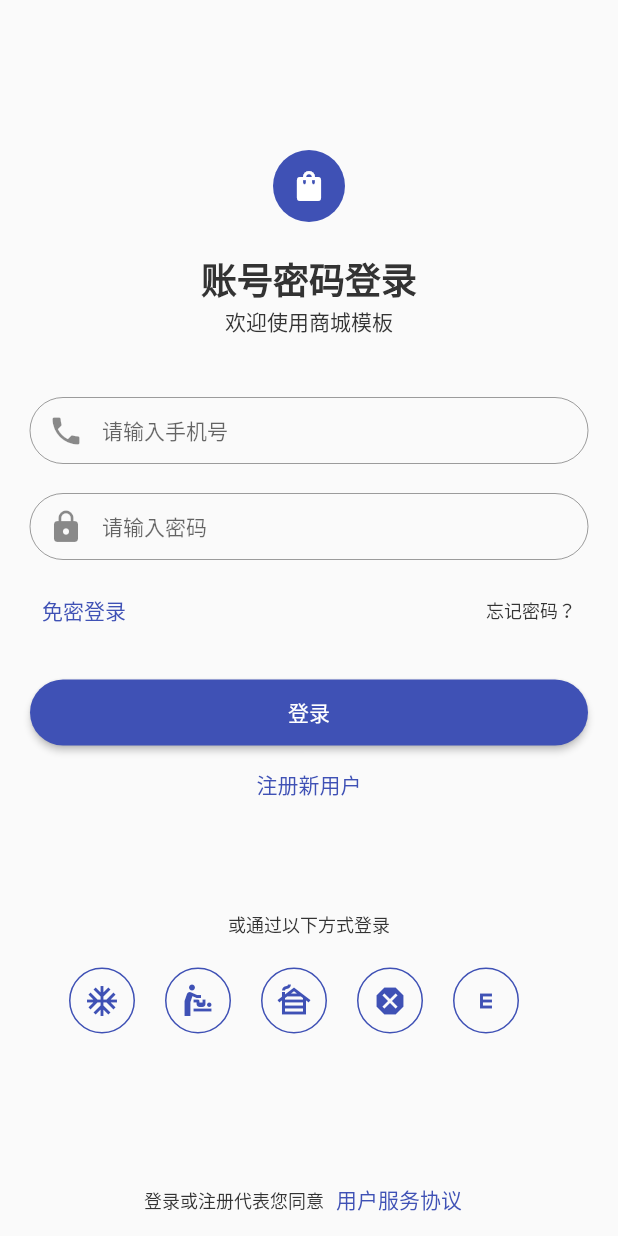
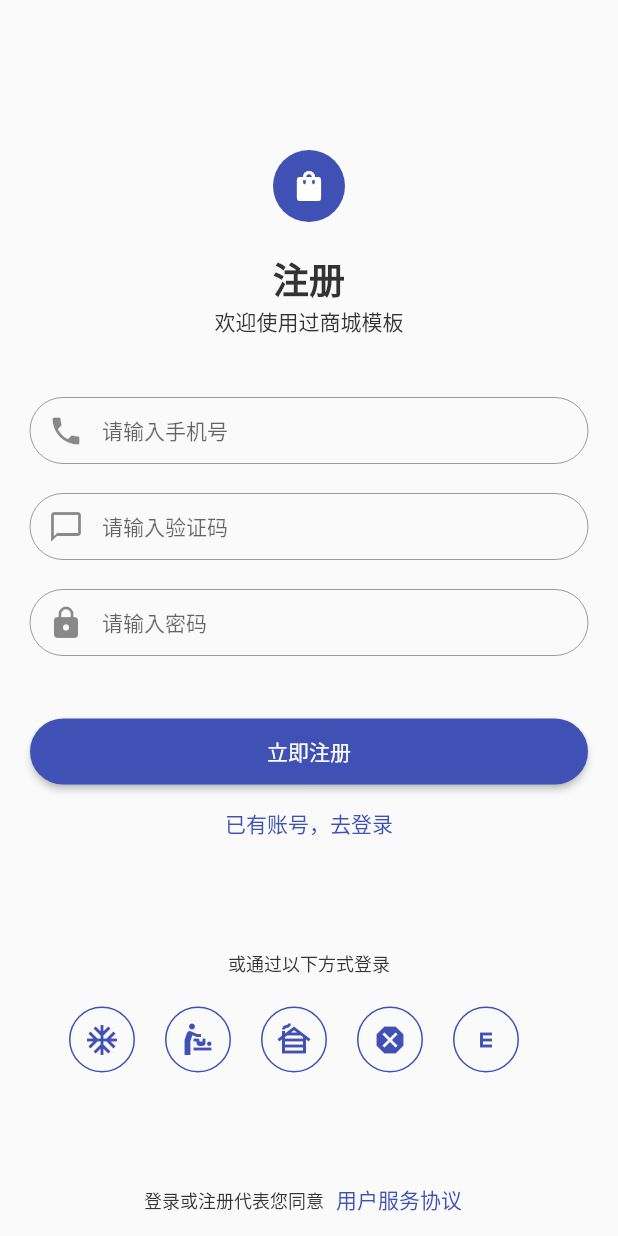
Before and after one commit to meetqy/flutter_shop_template, a Flutter app: the screen it shows after launch, on a phone screen of 412 x 824 dp. Run offline on Flutter 3.47's test engine with Material 2 defaults, Android fonts, the phone set to English and light mode, and no system bars.

Commit message:
feat: account done

```diff
--- a/lib/main.dart
+++ b/lib/main.dart
@@ -1,6 +1,7 @@
 import 'package:flutter/material.dart';
 import 'package:flutter_shop_template/pages/account/forget-password/reset.dart';
 import 'package:flutter_shop_template/pages/account/forget-password/verify.dart';
+import 'package:flutter_shop_template/pages/account/register.dart';
 import 'pages/account/login.dart';
 
 void main() {
@@ -57,13 +58,14 @@ class MyApp extends StatelessWidget {
       ),
       themeMode: ThemeMode.system,
       routes: {
-        '/account/login': (context) => const LoginPage(),
+        '/account/login': (context) => const Login(),
+        '/account/register': (context) => const Register(),
         '/account/forget-password/reset': (context) =>
             const ForgetPasswordReset(),
         '/account/forget-password/verify': (context) =>
             const ForgetPasswordVerify(),
       },
-      initialRoute: '/account/login',
+      initialRoute: '/account/register',
     );
   }
 }
--- /dev/null
+++ b/lib/pages/account/common.dart
@@ -0,0 +1,52 @@
+import 'package:flutter/material.dart';
+
+Widget loginMethod(BuildContext context, IconData icon) {
+  return Container(
+    margin: const EdgeInsets.only(right: 20),
+    width: 44,
+    height: 44,
+    decoration: BoxDecoration(
+      border: Border.all(width: 1, color: Theme.of(context).primaryColor),
+      borderRadius: BorderRadius.circular(22),
+    ),
+    child: TextButton(
+      onPressed: () {},
+      style: ButtonStyle(
+        shape: MaterialStateProperty.all(
+          RoundedRectangleBorder(borderRadius: BorderRadius.circular(44)),
+        ),
+      ),
+      child: Icon(
+        icon,
+        color: Theme.of(context).primaryColor,
+      ),
+    ),
+  );
+}
+
+Column footerWidget(BuildContext context) {
+  return Column(
+    children: [
+      Container(
+        margin: const EdgeInsets.only(top: 60),
+        child: Row(
+          mainAxisAlignment: MainAxisAlignment.center,
+          children: const [Text('或通过以下方式登录')],
+        ),
+      ),
+      Container(
+        margin: const EdgeInsets.only(top: 20),
+        child: Row(
+          mainAxisAlignment: MainAxisAlignment.center,
+          children: [
+            loginMethod(context, Icons.ac_unit),
+            loginMethod(context, Icons.baby_changing_station),
+            loginMethod(context, Icons.cabin),
+            loginMethod(context, Icons.dangerous),
+            loginMethod(context, Icons.e_mobiledata),
+          ],
+        ),
+      ),
+    ],
+  );
+}
--- a/lib/pages/account/login.dart
+++ b/lib/pages/account/login.dart
@@ -1,15 +1,15 @@
 import 'package:flutter/material.dart';
 import 'package:flutter/services.dart';
-import 'package:flutter/widgets.dart';
+import 'package:flutter_shop_template/pages/account/common.dart';
 
-class LoginPage extends StatefulWidget {
-  const LoginPage({Key? key}) : super(key: key);
+class Login extends StatefulWidget {
+  const Login({Key? key}) : super(key: key);
 
   @override
-  _LoginPageState createState() => _LoginPageState();
+  _LoginState createState() => _LoginState();
 }
 
-class _LoginPageState extends State<LoginPage> {
+class _LoginState extends State<Login> {
   bool isPhoneLogin = false;
 
   @override
@@ -69,31 +69,14 @@ class _LoginPageState extends State<LoginPage> {
                       mainAxisAlignment: MainAxisAlignment.center,
                       children: [
                         TextButton(
-                          onPressed: () {},
+                          onPressed: () {
+                            Navigator.pushNamed(context, '/account/register');
+                          },
                           child: const Text('注册新用户'),
                         )
                       ],
                     ),
-                    Container(
-                      margin: const EdgeInsets.only(top: 60),
-                      child: Row(
-                        mainAxisAlignment: MainAxisAlignment.center,
-                        children: const [Text('或通过以下方式登录')],
-                      ),
-                    ),
-                    Container(
-                      margin: const EdgeInsets.only(top: 20),
-                      child: Row(
-                        mainAxisAlignment: MainAxisAlignment.center,
-                        children: [
-                          loginMethod(context, Icons.ac_unit),
-                          loginMethod(context, Icons.baby_changing_station),
-                          loginMethod(context, Icons.cabin),
-                          loginMethod(context, Icons.dangerous),
-                          loginMethod(context, Icons.e_mobiledata),
-                        ],
-                      ),
-                    ),
+                    footerWidget(context),
                   ],
                 ),
                 Row(
@@ -325,7 +308,6 @@ class _LoginPageState extends State<LoginPage> {
                   onPressed: () {
                     Navigator.pushNamed(
                         context, '/account/forget-password/verify');
-                    // Navigator.push(context, '/account/login');
                   },
                   child: Text(
                     '忘记密码？',
@@ -337,28 +319,4 @@ class _LoginPageState extends State<LoginPage> {
       ],
     );
   }
-
-  Widget loginMethod(BuildContext context, IconData icon) {
-    return Container(
-      margin: const EdgeInsets.only(right: 20),
-      width: 44,
-      height: 44,
-      decoration: BoxDecoration(
-        border: Border.all(width: 1, color: Theme.of(context).primaryColor),
-        borderRadius: BorderRadius.circular(22),
-      ),
-      child: TextButton(
-        onPressed: () {},
-        style: ButtonStyle(
-          shape: MaterialStateProperty.all(
-            RoundedRectangleBorder(borderRadius: BorderRadius.circular(44)),
-          ),
-        ),
-        child: Icon(
-          icon,
-          color: Theme.of(context).primaryColor,
-        ),
-      ),
-    );
-  }
 }
--- /dev/null
+++ b/lib/pages/account/register.dart
@@ -0,0 +1,219 @@
+import 'package:flutter/material.dart';
+import 'package:flutter/services.dart';
+import 'package:flutter_shop_template/pages/account/common.dart';
+
+class Register extends StatefulWidget {
+  const Register({Key? key}) : super(key: key);
+
+  @override
+  _RegisterState createState() => _RegisterState();
+}
+
+class _RegisterState extends State<Register> {
+  @override
+  Widget build(BuildContext context) {
+    return Theme(
+      data: Theme.of(context).copyWith(),
+      child: Scaffold(
+        resizeToAvoidBottomInset: false,
+        body: SafeArea(
+          child: Padding(
+            padding: const EdgeInsets.only(top: 100),
+            child: Column(
+              mainAxisAlignment: MainAxisAlignment.spaceBetween,
+              children: [
+                Column(
+                  children: [
+                    Row(
+                      mainAxisAlignment: MainAxisAlignment.center,
+                      children: [
+                        Container(
+                          alignment: Alignment.center,
+                          width: 48,
+                          height: 48,
+                          decoration: BoxDecoration(
+                            color: Theme.of(context).colorScheme.primary,
+                            borderRadius: BorderRadius.circular(24),
+                          ),
+                          child: Icon(
+                            Icons.shopping_bag,
+                            color: Theme.of(context).backgroundColor,
+                          ),
+                        ),
+                      ],
+                    ),
+                    Container(
+                      margin: const EdgeInsets.only(top: 20),
+                      child: Column(
+                        children: [
+                          Row(
+                            mainAxisAlignment: MainAxisAlignment.center,
+                            children: [
+                              Text(
+                                "注册",
+                                style: Theme.of(context).textTheme.headline1,
+                              )
+                            ],
+                          ),
+                          Row(
+                            mainAxisAlignment: MainAxisAlignment.center,
+                            children: [
+                              Text(
+                                "欢迎使用过商城模板",
+                                style: Theme.of(context).textTheme.subtitle1,
+                              )
+                            ],
+                          )
+                        ],
+                      ),
+                    ),
+                    Container(
+                      padding: const EdgeInsets.symmetric(horizontal: 20),
+                      margin: const EdgeInsets.only(top: 40),
+                      height: 44,
+                      child: Row(
+                        mainAxisAlignment: MainAxisAlignment.center,
+                        children: [
+                          Expanded(
+                            child: TextField(
+                              keyboardType: TextInputType.phone,
+                              textAlignVertical: TextAlignVertical.center,
+                              decoration: const InputDecoration(
+                                hintText: "请输入手机号",
+                                prefixIcon: Icon(Icons.phone),
+                                isCollapsed: true,
+                                border: OutlineInputBorder(
+                                  borderRadius:
+                                      BorderRadius.all(Radius.circular(50)),
+                                ),
+                              ),
+                              inputFormatters: [
+                                LengthLimitingTextInputFormatter(11)
+                              ],
+                            ),
+                          )
+                        ],
+                      ),
+                    ),
+                    Container(
+                      padding: const EdgeInsets.symmetric(horizontal: 20),
+                      margin: const EdgeInsets.only(top: 20),
+                      height: 44,
+                      alignment: Alignment.center,
+                      child: Row(
+                        mainAxisAlignment: MainAxisAlignment.center,
+                        children: [
+                          Expanded(
+                            child: TextField(
+                              textAlignVertical: TextAlignVertical.center,
+                              keyboardType: TextInputType.number,
+                              decoration: InputDecoration(
+                                suffix: Padding(
+                                  padding: const EdgeInsets.only(right: 10),
+                                  child: TextButton(
+                                    onPressed: () {},
+                                    child: const Text("获取验证码"),
+                                  ),
+                                ),
+                                hintText: "请输入验证码",
+                                prefixIcon:
+                                    const Icon(Icons.chat_bubble_outline),
+                                isCollapsed: true,
+                                border: const OutlineInputBorder(
+                                  borderRadius:
+                                      BorderRadius.all(Radius.circular(50)),
+                                ),
+                              ),
+                              inputFormatters: [
+                                LengthLimitingTextInputFormatter(6)
+                              ],
+                            ),
+                          )
+                        ],
+                      ),
+                    ),
+                    Container(
+                      padding: const EdgeInsets.symmetric(horizontal: 20),
+                      margin: const EdgeInsets.only(top: 20),
+                      height: 44,
+                      child: Row(
+                        mainAxisAlignment: MainAxisAlignment.center,
+                        children: [
+                          Expanded(
+                            child: TextField(
+                              keyboardType: TextInputType.visiblePassword,
+                              textAlignVertical: TextAlignVertical.center,
+                              decoration: const InputDecoration(
+                                hintText: "请输入密码",
+                                prefixIcon: Icon(Icons.lock),
+                                isCollapsed: true,
+                                border: OutlineInputBorder(
+                                  borderRadius:
+                                      BorderRadius.all(Radius.circular(50)),
+                                ),
+                              ),
+                              inputFormatters: [
+                                LengthLimitingTextInputFormatter(11)
+                              ],
+                            ),
+                          )
+                        ],
+                      ),
+                    ),
+                    Container(
+                      padding: const EdgeInsets.symmetric(horizontal: 20),
+                      margin: const EdgeInsets.only(top: 40),
+                      child: Row(
+                        children: [
+                          Expanded(
+                            child: ElevatedButton(
+                              onPressed: () {},
+                              style: ElevatedButton.styleFrom(
+                                minimumSize: const Size(0, 44),
+                                shape: RoundedRectangleBorder(
+                                  borderRadius: BorderRadius.circular(24),
+                                ),
+                              ),
+                              child: const Text("立即注册"),
+                            ),
+                          ),
+                        ],
+                      ),
+                    ),
+                    Container(
+                      padding: const EdgeInsets.symmetric(horizontal: 20),
+                      child: Row(
+                        mainAxisAlignment: MainAxisAlignment.center,
+                        children: [
+                          TextButton(
+                            style: TextButton.styleFrom(
+                                padding: const EdgeInsets.all(0)),
+                            onPressed: () {},
+                            child: TextButton(
+                              onPressed: () {
+                                Navigator.pushNamed(context, '/account/login');
+                              },
+                              child: const Text("已有账号，去登录"),
+                            ),
+                          ),
+                        ],
+                      ),
+                    ),
+                    footerWidget(context),
+                  ],
+                ),
+                Row(
+                  mainAxisAlignment: MainAxisAlignment.center,
+                  children: [
+                    const Text("登录或注册代表您同意"),
+                    TextButton(onPressed: () {}, child: const Text("用户服务协议"))
+                  ],
+                ),
+              ],
+            ),
+          ),
+        ),
+      ),
+    );
+  }
+}
```
